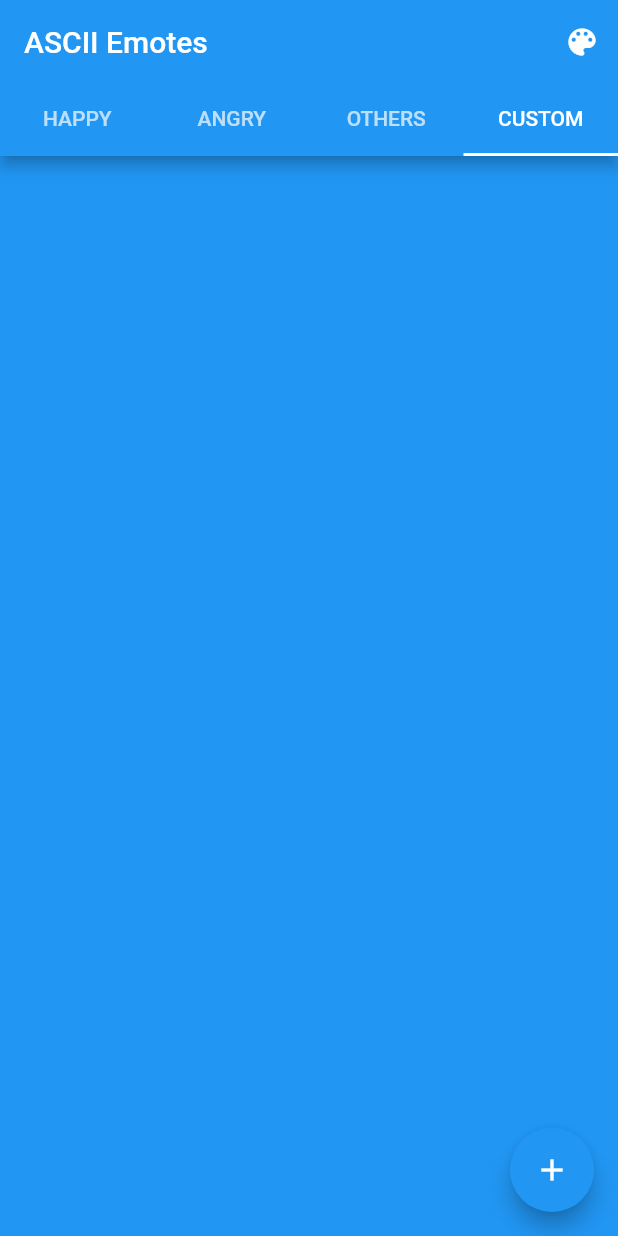
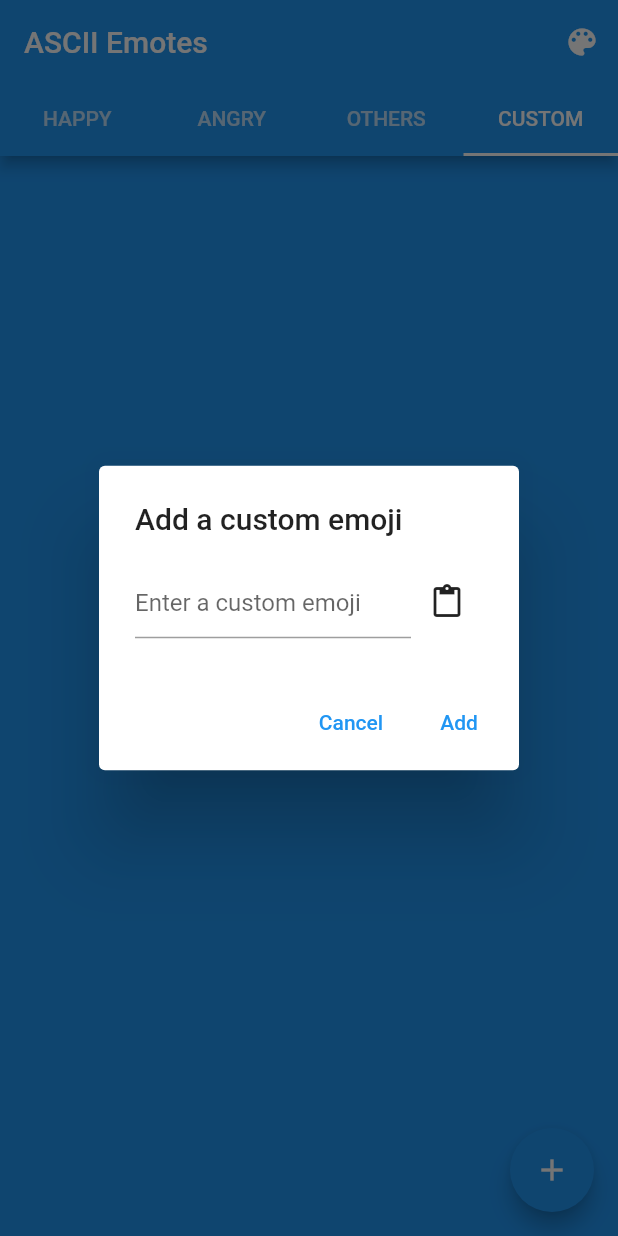
Before and after one commit to sharpsan/kaomoji_flutter, a Flutter app: the screen it shows after launch, tab 4 chosen, after a tap on the "add" icon, on a phone screen of 412 x 824 dp. Run offline on Flutter 3.47's test engine with Material 2 defaults, Android fonts, the phone set to English and light mode, and no system bars; our stand-ins replace shared_preferences.

Commit message:
implement custom-emoji support
some optimization needed

```diff
--- a/lib/constants/themes.dart
+++ b/lib/constants/themes.dart
@@ -44,6 +44,9 @@ final appThemes = [
       primaryColor: Colors.black,
       cardColor: Colors.black,
       indicatorColor: Colors.white,
+      floatingActionButtonTheme: _darkTheme.floatingActionButtonTheme.copyWith(
+        backgroundColor: Colors.white,
+      ),
       buttonTheme: _darkTheme.buttonTheme.copyWith(
         colorScheme: _darkTheme.colorScheme.copyWith(
           primary: Colors.black,
@@ -61,8 +64,9 @@ final appThemes = [
       colorScheme: _darkTheme.colorScheme.copyWith(
         secondary: Colors.black,
         primary: Colors.black,
-        tertiary: Colors.black,
+        tertiary: Colors.white,
         background: Colors.black,
+        onSurface: Colors.white,
       ),
     ),
   ),
--- a/lib/main.dart
+++ b/lib/main.dart
@@ -1,4 +1,5 @@
 import 'package:flutter/material.dart';
+import 'package:kaomoji_flutter/models/custom_emojis_model.dart';
 import 'package:kaomoji_flutter/models/theme_entry.dart';
 import 'package:kaomoji_flutter/screens/emojis_tabs_screen.dart';
 import 'package:kaomoji_flutter/screens/theme_selector_screen.dart';
@@ -7,12 +8,16 @@ import 'models/theme_model.dart';
 
 void main() async {
   WidgetsFlutterBinding.ensureInitialized();
-  final ThemeModel themeModel = ThemeModel();
-  final ThemeEntry theme = await themeModel.theme;
-  runApp(MyApp(
+  final themeModel = ThemeModel();
+  final theme = await themeModel.theme;
+  final customEmojisModel = CustomEmojisModel();
+  runApp(
+    MyApp(
       themeModel: themeModel,
       theme: theme.themeData,
-  ));
+      customEmojisModel: customEmojisModel,
+    ),
+  );
 }
 
 // TODO: figure out splashscreen: /android/app/src/main/res/drawable/launch_background - sdk <= 19 uses different mipmap load method in xml
@@ -20,16 +25,22 @@ void main() async {
 class MyApp extends StatelessWidget {
   final ThemeModel themeModel;
   final ThemeData theme;
+  final CustomEmojisModel customEmojisModel;
   MyApp({
     required this.themeModel,
     required this.theme,
+    required this.customEmojisModel,
   });
   // This widget is the root of your application.
   @override
   Widget build(BuildContext context) {
-    return ChangeNotifierProvider(
-      create: (_) => themeModel,
-      builder: (BuildContext context, __) => FutureBuilder<ThemeEntry>(
+    return MultiProvider(
+      providers: [
+        ChangeNotifierProvider(create: (_) => themeModel),
+        ChangeNotifierProvider(create: (_) => customEmojisModel),
+      ],
+      builder: (context, _) {
+        return FutureBuilder<ThemeEntry>(
           future: Provider.of<ThemeModel>(context).theme,
           builder: (BuildContext context, AsyncSnapshot<ThemeEntry> snapshot) {
             switch (snapshot.connectionState) {
@@ -51,7 +62,8 @@ class MyApp extends StatelessWidget {
                 );
             }
           },
-      ),
+        );
+      },
     );
   }
 }
--- /dev/null
+++ b/lib/models/custom_emojis_model.dart
@@ -0,0 +1,43 @@
+import 'package:flutter/material.dart';
+import 'package:shared_preferences/shared_preferences.dart';
+
+const CUSTOM_EMOJIS_KEY = 'custom_emojis';
+
+class CustomEmojisModel extends ChangeNotifier {
+  late Future<List<String>> _customEmojis;
+  Future<List<String>> get customEmojis => _customEmojis;
+  Future<SharedPreferences> _prefs = SharedPreferences.getInstance();
+
+  CustomEmojisModel() {
+    _customEmojis = _loadCustomEmojis();
+  }
+
+  Future<void> initCustomEmojis() async {
+    _customEmojis = _loadCustomEmojis();
+    notifyListeners();
+  }
+
+  void addCustomEmoji(String emoji) async {
+    final customEmojis = await _customEmojis;
+    customEmojis.add(emoji);
+    _saveCustomEmojis(customEmojis);
+    notifyListeners();
+  }
+
+  void removeCustomEmoji(String emoji) async {
+    final customEmojis = await _customEmojis;
+    customEmojis.remove(emoji);
+    _saveCustomEmojis(customEmojis);
+    notifyListeners();
+  }
+
+  Future<List<String>> _loadCustomEmojis() async {
+    final prefs = await _prefs;
+    return prefs.getStringList(CUSTOM_EMOJIS_KEY) ?? [];
+  }
+
+  void _saveCustomEmojis(List<String> emojis) async {
+    final prefs = await _prefs;
+    await prefs.setStringList(CUSTOM_EMOJIS_KEY, emojis);
+  }
+}
--- a/lib/screens/emojis_screen.dart
+++ b/lib/screens/emojis_screen.dart
@@ -1,10 +1,14 @@
+import 'dart:async';
+
 import 'package:flutter/material.dart';
 import 'package:flutter/services.dart';
 
 class EmojisScreen extends StatelessWidget {
-  final List<String> emojiData;
+  final FutureOr<List<String>> emojiData;
+  final Function(String emoji)? onEmojiLongPress;
   EmojisScreen({
     required this.emojiData,
+    this.onEmojiLongPress,
   });
 
   void copyToClipboard(BuildContext context, String text) {
@@ -22,17 +26,43 @@ class EmojisScreen extends StatelessWidget {
 
   @override
   Widget build(BuildContext context) {
+    return FutureBuilder<List<String>>(
+      future: Future.value(emojiData),
+      builder: (context, snapshot) {
+        if (snapshot.hasData) {
+          /// show icon is there are no entries
+          if (snapshot.data!.isEmpty) {
+            return Center(
+              child: Icon(
+                Icons.sentiment_neutral,
+                size: 100.0,
+              ),
+            );
+          }
+
           return ListView.builder(
-      itemCount: emojiData.length,
+            itemCount: snapshot.data!.length,
             padding: EdgeInsets.symmetric(
               horizontal: 20.0,
               vertical: 5.0,
             ),
             itemBuilder: (context, index) {
               return EmojiCard(
-          emoji: emojiData[index],
-          onPressed: () => copyToClipboard(context, emojiData[index]),
+                emoji: snapshot.data![index],
+                onPressed: (emoji) => copyToClipboard(context, emoji),
+                onLongPress: (emoji) => onEmojiLongPress?.call(emoji),
               );
+            },
+          );
+        } else if (snapshot.hasError) {
+          return Center(
+            child: Text('Error: ${snapshot.error}'),
+          );
+        } else {
+          return Center(
+            child: CircularProgressIndicator(),
+          );
+        }
       },
     );
   }
@@ -40,10 +70,12 @@ class EmojisScreen extends StatelessWidget {
 
 class EmojiCard extends StatelessWidget {
   final String emoji;
-  final VoidCallback? onPressed;
+  final Function(String emoji)? onPressed;
+  final Function(String emoji)? onLongPress;
   EmojiCard({
     required this.emoji,
     this.onPressed,
+    this.onLongPress,
   });
   @override
   Widget build(BuildContext context) {
@@ -71,7 +103,8 @@ class EmojiCard extends StatelessWidget {
               color: Colors.transparent,
               child: InkWell(
                 borderRadius: BorderRadius.circular(4),
-                onTap: onPressed,
+                onTap: () => onPressed?.call(emoji),
+                onLongPress: () => onLongPress?.call(emoji),
               ),
             ),
           ),
--- a/lib/screens/emojis_tabs_screen.dart
+++ b/lib/screens/emojis_tabs_screen.dart
@@ -1,6 +1,11 @@
+import 'dart:async';
+
 import 'package:flutter/material.dart';
+import 'package:flutter/services.dart';
 import 'package:kaomoji_flutter/constants/emojis.dart' as Emojis;
+import 'package:kaomoji_flutter/models/custom_emojis_model.dart';
 import 'package:kaomoji_flutter/screens/emojis_screen.dart';
+import 'package:provider/provider.dart';
 
 class EmojisTabsScreen extends StatefulWidget {
   const EmojisTabsScreen({Key? key}) : super(key: key);
@@ -11,33 +16,18 @@ class EmojisTabsScreen extends StatefulWidget {
 
 class _EmojisTabsScreenState extends State<EmojisTabsScreen>
     with SingleTickerProviderStateMixin {
-  final List<TabEntry> _tabEntries = [
-    TabEntry(
-      tab: Tab(text: "HAPPY"),
-      tabView: EmojisScreen(emojiData: Emojis.kEmojisHappy),
-    ),
-    TabEntry(
-      tab: Tab(text: "ANGRY"),
-      tabView: EmojisScreen(emojiData: Emojis.kEmojisAngry),
-    ),
-    TabEntry(
-      tab: Tab(text: "OTHERS"),
-      tabView: EmojisScreen(emojiData: Emojis.kEmojisOther),
-    ),
-    TabEntry(
-      tab: Tab(text: "CUSTOM"),
-      tabView: EmojisScreen(emojiData: []),
-    ),
-  ];
-
   bool showAddCustomEmojiFab = false;
+  late final CustomEmojisModel _customEmojisModel;
   late final TabController _tabController = TabController(
     length: 4,
     vsync: this,
-  )..addListener(() {
-      /// Show the FAB only on the custom tab
-      _setFabVisibility(_tabController.index == 3);
-    });
+  )..addListener(
+      () {
+        /// Show the FAB only on the custom tab
+        _setFabVisibility(_tabController.index == 3);
+      },
+    );
+  final _textEditingController = TextEditingController();
 
   void _setFabVisibility(bool show) {
     if (show != showAddCustomEmojiFab)
@@ -48,11 +38,75 @@ class _EmojisTabsScreenState extends State<EmojisTabsScreen>
 
   @override
   void initState() {
+    _customEmojisModel = Provider.of<CustomEmojisModel>(
+      context,
+      listen: false,
+    );
     super.initState();
   }
 
   @override
   Widget build(BuildContext context) {
+    final _tabEntries = [
+      TabEntry(
+        tab: Tab(text: "HAPPY"),
+        tabView: EmojisScreen(emojiData: Emojis.kEmojisHappy),
+      ),
+      TabEntry(
+        tab: Tab(text: "ANGRY"),
+        tabView: EmojisScreen(emojiData: Emojis.kEmojisAngry),
+      ),
+      TabEntry(
+        tab: Tab(text: "OTHERS"),
+        tabView: EmojisScreen(emojiData: Emojis.kEmojisOther),
+      ),
+      TabEntry(
+        tab: Tab(text: "CUSTOM"),
+        tabView: EmojisScreen(
+            emojiData: _customEmojisModel.customEmojis,
+            onEmojiLongPress: (emoji) {
+              /// show a dialog to remove a custom emoji
+              showDialog(
+                context: context,
+                builder: (context) => AlertDialog(
+                  title: Text("Remove a custom emoji"),
+                  content: RichText(
+                    text: TextSpan(
+                      style: TextStyle(
+                        color: Theme.of(context).textTheme.bodyLarge!.color,
+                      ),
+                      text: "Are you sure you want to remove ",
+                      children: [
+                        TextSpan(
+                          text: emoji,
+                          style: TextStyle(
+                            fontWeight: FontWeight.bold,
+                          ),
+                        ),
+                        TextSpan(text: "?"),
+                      ],
+                    ),
+                  ),
+                  actions: [
+                    TextButton(
+                      onPressed: () => Navigator.pop(context),
+                      child: Text("Cancel"),
+                    ),
+                    TextButton(
+                      onPressed: () {
+                        _customEmojisModel.removeCustomEmoji(emoji);
+                        Navigator.pop(context);
+                        setState(() {});
+                      },
+                      child: Text("Remove"),
+                    ),
+                  ],
+                ),
+              );
+            }),
+      ),
+    ];
+
     return Scaffold(
         appBar: AppBar(
           actions: <Widget>[
@@ -74,7 +128,60 @@ class _EmojisTabsScreenState extends State<EmojisTabsScreen>
         ),
         floatingActionButton: showAddCustomEmojiFab
             ? FloatingActionButton(
-                onPressed: () {},
+                onPressed: () {
+                  /// show a dialog to add a custom emoji
+                  showDialog(
+                    context: context,
+                    builder: (context) => AlertDialog(
+                      title: Text("Add a custom emoji"),
+                      content: Row(
+                        children: [
+                          Expanded(
+                            child: TextField(
+                              controller: _textEditingController,
+                              decoration: InputDecoration(
+                                hintText: "Enter a custom emoji",
+                              ),
+                            ),
+                          ),
+
+                          /// paste button
+                          IconButton(
+                            icon: Icon(Icons.content_paste),
+                            onPressed: () {
+                              /// get the text from the clipboard
+                              Clipboard.getData(Clipboard.kTextPlain).then(
+                                (value) {
+                                  if (value != null) {
+                                    _textEditingController.text =
+                                        value.text ?? "";
+                                  }
+                                },
+                              );
+                            },
+                          ),
+                        ],
+                      ),
+                      actions: [
+                        TextButton(
+                          onPressed: () => Navigator.pop(context),
+                          child: Text("Cancel"),
+                        ),
+                        TextButton(
+                          onPressed: () {
+                            final emoji = _textEditingController.text;
+                            if (emoji.isEmpty) return;
+                            _customEmojisModel.addCustomEmoji(emoji);
+                            Navigator.pop(context);
+                            setState(() {});
+                            _textEditingController.clear();
+                          },
+                          child: Text("Add"),
+                        ),
+                      ],
+                    ),
+                  );
+                },
                 child: Icon(Icons.add),
               )
             : null);
```
Also changed, not shown: 1 other file. Lines whose indentation alone changed are shown as unchanged.
